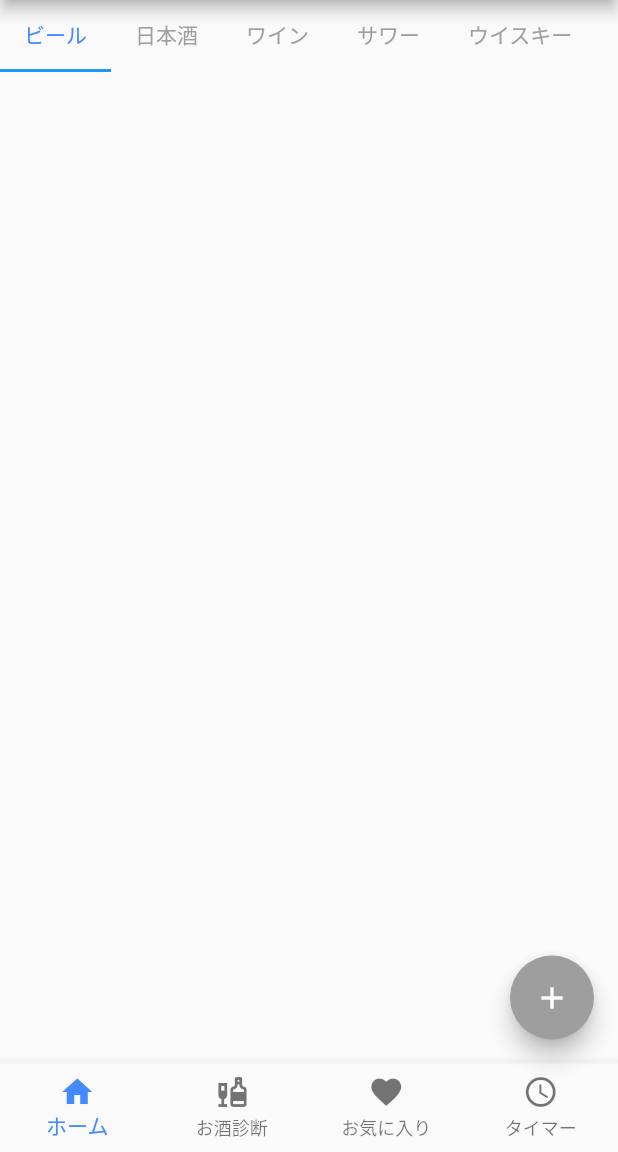
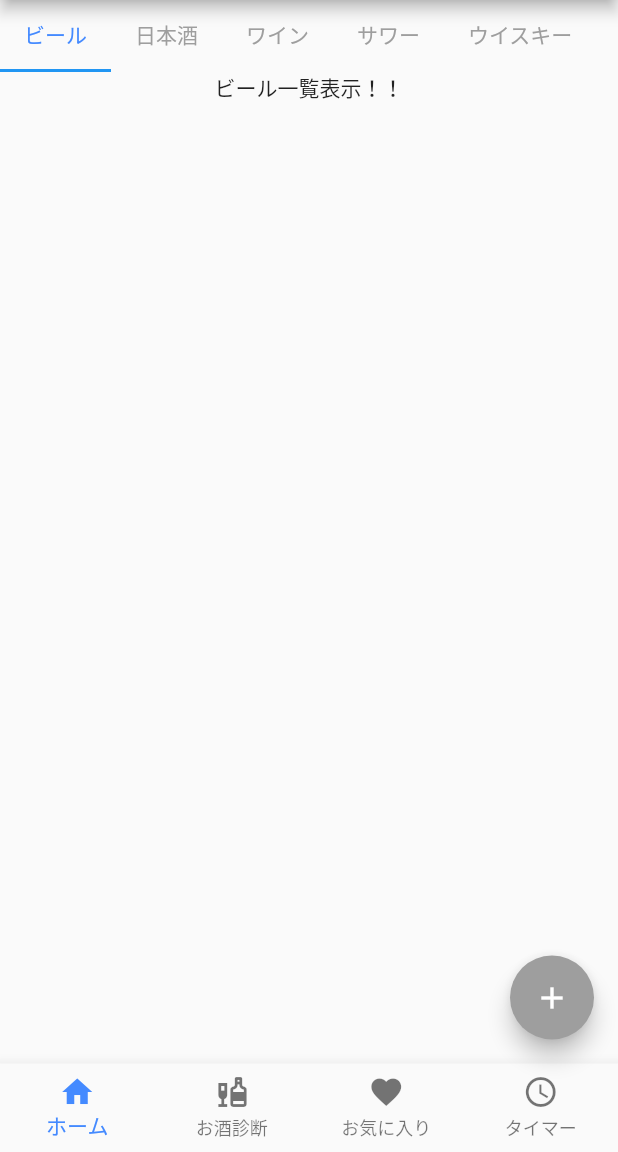
Before and after one commit to yuka0662/Tipsy, a Flutter app: the screen it shows after launch, on a phone screen of 412 x 824 dp, the part 84-1236 px from its top. Run offline on Flutter 3.47's test engine with Material 2 defaults, Android fonts, the phone set to English and light mode, and no system bars.

Commit message:
タブごとに表示内容を変えるように変更

```diff
--- a/lib/home.dart
+++ b/lib/home.dart
@@ -9,16 +9,9 @@ class Home extends StatelessWidget {
       home: DefaultTabController(
         length: choices.length,
         child: Scaffold(
-          body:TabBar(
-              unselectedLabelColor: Colors.grey,
-              labelColor: Colors.blueAccent,
-              isScrollable: true,
-              tabs: choices.map((Choice choice) {
-                return Tab(
-                  text:choice.title,
-                );
-              }).toList(),
-            ),
+          body: Center(
+            child: ChoiceCard(),
+          ),
         ),
       ),
       debugShowCheckedModeBanner: false,
@@ -27,41 +20,163 @@ class Home extends StatelessWidget {
 }
 
 class Choice {
-  const Choice({this.title});
+  String label;
+  Widget widget;
 
-  final String title;
+  Choice(this.label, this.widget);
 }
 
-const List<Choice> choices = const <Choice>[
-  const Choice(title: 'ビール'),
-  const Choice(title: '日本酒'),
-  const Choice(title: 'ワイン'),
-  const Choice(title: 'サワー'),
-  const Choice(title: 'ウイスキー'),
-  const Choice(title: '焼酎'),
-  const Choice(title: 'リキュール'),
-  const Choice(title: 'カクテル'),
-  const Choice(title: 'おつまみ'),
+final List<Choice> choices = [
+  Choice('ビール', Beer()),
+  Choice('日本酒', Sake()),
+  Choice('ワイン', Wine()),
+  Choice('サワー', Sour()),
+  Choice('ウイスキー', Whisky()),
+  Choice('焼酎', Shochu()),
+  Choice('リキュール', Liqueur()),
+  Choice('カクテル', Cocktail()),
+  Choice('おつまみ', Snacks()),
 ];
 
-class ChoiceCard extends StatelessWidget {
-  const ChoiceCard({Key key, this.choice}) : super(key: key);
+class ChoiceCard extends StatefulWidget{
+  @override
+  _ChoiceCardState createState() => _ChoiceCardState();
+}
 
-  final Choice choice;
-
+class _ChoiceCardState extends State<ChoiceCard> {
   @override
   Widget build(BuildContext context) {
-    final TextStyle textStyle = Theme.of(context).textTheme.display1;
-    return Card(
-      child: Center(
-        child: Column(
-          mainAxisSize: MainAxisSize.min,
-          crossAxisAlignment: CrossAxisAlignment.center,
-          children: <Widget>[
-            Text(choice.title, style: textStyle),
-          ],
+    return Container(
+      child: Scaffold(
+        appBar:TabBar(
+          unselectedLabelColor: Colors.grey,
+          labelColor: Colors.blueAccent,
+          isScrollable: true,
+          tabs: choices.map((Choice choice) {
+            return Tab(
+              text:choice.label,
+            );
+          }).toList(),
         ),
+        body: TabBarView(children: choices.map((tab) => tab.widget).toList()),
       ),
     );
   }
 }
+
+class Beer extends StatelessWidget{
+  @override
+  Widget build(BuildContext context){
+    return Column(
+      children: <Widget>[
+        Container(
+          child: Text('ビール一覧表示！！'),
+        )
+      ],
+    );
+  }
+}
+
+class Sake extends StatelessWidget{
+  @override
+  Widget build(BuildContext context){
+    return Column(
+      children: <Widget>[
+        Container(
+          child: Text('日本酒一覧表示！！'),
+        )
+      ],
+    );
+  }
+}
+
+class Wine extends StatelessWidget{
+  @override
+  Widget build(BuildContext context){
+    return Column(
+      children: <Widget>[
+        Container(
+          child: Text('ワイン一覧表示！！'),
+        )
+      ],
+    );
+  }
+}
+
+class Sour extends StatelessWidget{
+  @override
+  Widget build(BuildContext context){
+    return Column(
+      children: <Widget>[
+        Container(
+          child: Text('サワー一覧表示！！'),
+        )
+      ],
+    );
+  }
+}
+
+class Whisky extends StatelessWidget{
+  @override
+  Widget build(BuildContext context){
+    return Column(
+      children: <Widget>[
+        Container(
+          child: Text('ウイスキー一覧表示！！'),
+        )
+      ],
+    );
+  }
+}
+
+class Shochu extends StatelessWidget{
+  @override
+  Widget build(BuildContext context){
+    return Column(
+      children: <Widget>[
+        Container(
+          child: Text('焼酎一覧表示！！'),
+        )
+      ],
+    );
+  }
+}
+
+class Liqueur extends StatelessWidget{
+  @override
+  Widget build(BuildContext context){
+    return Column(
+      children: <Widget>[
+        Container(
+          child: Text('リキュール一覧表示！！'),
+        )
+      ],
+    );
+  }
+}
+
+class Cocktail extends StatelessWidget{
+  @override
+  Widget build(BuildContext context){
+    return Column(
+      children: <Widget>[
+        Container(
+          child: Text('カクテル一覧表示！！'),
+        )
+      ],
+    );
+  }
+}
+
+class Snacks extends StatelessWidget{
+  @override
+  Widget build(BuildContext context){
+    return Column(
+      children: <Widget>[
+        Container(
+          child: Text('おつまみ一覧表示！！'),
+        )
+      ],
+    );
+  }
+}
```
